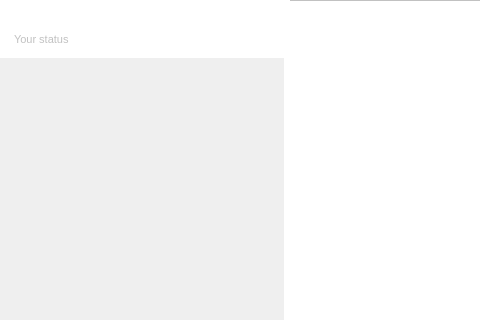
Above: src/mainwindow.ui from qTox/qTox before the change; both pictures show x 0 to 480 and y 0 to 320 of the 775 by 537 pixel window. Below: the same form after it.
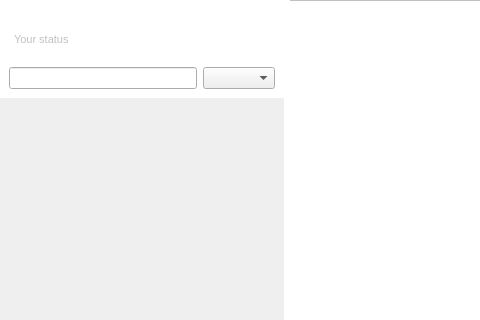
That is the form after the change. Icons and pictures are not drawn. Custom widgets are drawn as their Qt base class.

Commit message: Implemented search of contacts

What changed in the file:
```diff
--- a/src/mainwindow.ui
+++ b/src/mainwindow.ui
@@ -368,7 +368,7 @@
          <verstretch>0</verstretch>
         </sizepolicy>
        </property>
-       <layout class="QVBoxLayout" name="verticalLayout_3">
+       <layout class="QVBoxLayout" name="verticalLayout_6">
         <property name="spacing">
          <number>0</number>
         </property>
@@ -1008,6 +1008,42 @@
           </layout>
          </widget>
         </item>
+        <item>
+         <widget class="QWidget" name="searchContactsContainer" native="true">
+          <property name="sizePolicy">
+           <sizepolicy hsizetype="MinimumExpanding" vsizetype="Fixed">
+            <horstretch>0</horstretch>
+            <verstretch>0</verstretch>
+           </sizepolicy>
+          </property>
+          <layout class="QVBoxLayout" name="verticalLayout_3">
+           <item>
+            <layout class="QHBoxLayout" name="horizontalLayout">
+             <item>
+              <widget class="QLineEdit" name="searchContactText">
+               <property name="sizePolicy">
+                <sizepolicy hsizetype="MinimumExpanding" vsizetype="Preferred">
+                 <horstretch>1</horstretch>
+                 <verstretch>0</verstretch>
+                </sizepolicy>
+               </property>
+              </widget>
+             </item>
+             <item>
+              <widget class="QComboBox" name="searchContactFilterCBox">
+               <property name="sizePolicy">
+                <sizepolicy hsizetype="Preferred" vsizetype="Preferred">
+                 <horstretch>0</horstretch>
+                 <verstretch>0</verstretch>
+                </sizepolicy>
+               </property>
+              </widget>
+             </item>
+            </layout>
+           </item>
+          </layout>
+         </widget>
+        </item>
         <item>
          <widget class="AdjustingScrollArea" name="friendList">
           <property name="sizePolicy">
@@ -1036,8 +1072,8 @@
             <rect>
              <x>0</x>
              <y>0</y>
-             <width>285</width>
-             <height>381</height>
+             <width>284</width>
+             <height>348</height>
             </rect>
            </property>
            <layout class="QVBoxLayout" name="verticalLayout_5"/>
@@ -1817,17 +1853,17 @@
   </action>
  </widget>
  <customwidgets>
+  <customwidget>
+   <class>CroppingLabel</class>
+   <extends>QLabel</extends>
+   <header location="global">src/widget/croppinglabel.h</header>
+  </customwidget>
   <customwidget>
    <class>AdjustingScrollArea</class>
    <extends>QScrollArea</extends>
    <header>src/widget/adjustingscrollarea.h</header>
    <container>1</container>
   </customwidget>
-  <customwidget>
-   <class>CroppingLabel</class>
-   <extends>QLabel</extends>
-   <header>src/widget/croppinglabel.h</header>
-  </customwidget>
  </customwidgets>
  <resources>
   <include location="../res.qrc"/>
```
Left out of the diff: 2 changed lines with no effect on the pictures. The commit also changes 2 other files.
